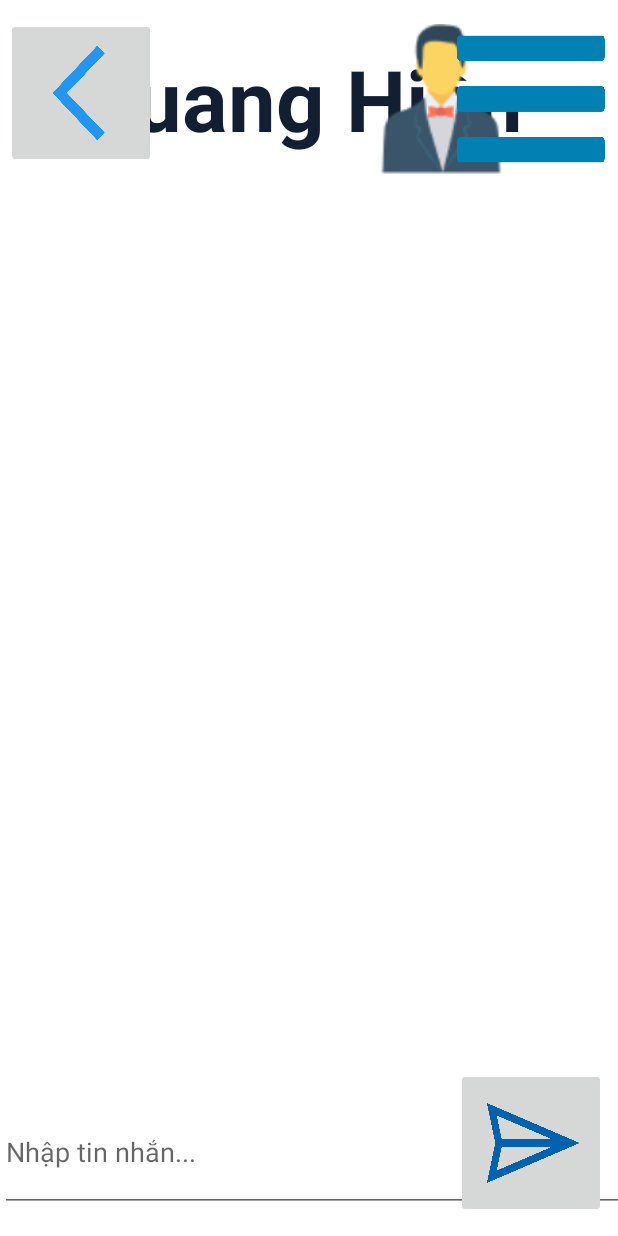
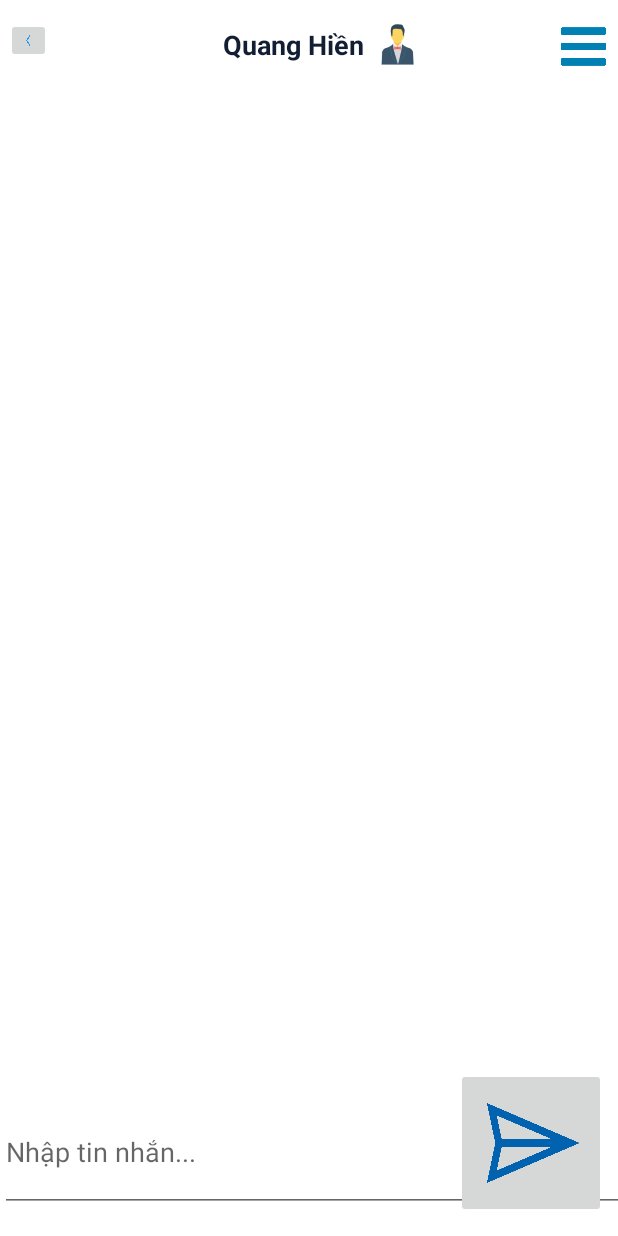
Before and after one commit to hientq17/AndroidGroupProject, an Android app: the layout chat_layout.xml on its own in the app's theme, with its tools: preview values and no code run, on a phone screen of 412 x 824 dp. Run offline under Robolectric (Android 15) with nearby library versions, the phone set to English and light mode, and no system bars.

Commit message:
fix laypout

```diff
--- a/GroupProject/app/src/main/res/layout/chat_layout.xml
+++ b/GroupProject/app/src/main/res/layout/chat_layout.xml
@@ -9,22 +9,22 @@
         android:layout_height="wrap_content"
         android:text="Quang Hiền"
         android:textColor="#121F33"
-        android:textSize="85px"
+        android:textSize="18dp"
         android:textStyle="bold"
         app:layout_constraintBottom_toBottomOf="parent"
         app:layout_constraintEnd_toEndOf="parent"
-        app:layout_constraintHorizontal_bias="0.441"
+        app:layout_constraintHorizontal_bias="0.468"
         app:layout_constraintStart_toStartOf="parent"
         app:layout_constraintTop_toTopOf="parent"
-        app:layout_constraintVertical_bias="0.037" />
+        app:layout_constraintVertical_bias="0.022" />
 
     <ImageButton
         android:id="@+id/btnBack2"
         android:layout_marginStart="4dp"
         android:layout_marginLeft="4dp"
         android:layout_marginTop="12dp"
-        android:layout_width="150px"
-        android:layout_height="150px"
+        android:layout_width="30dp"
+        android:layout_height="30dp"
         android:scaleType="fitXY"
         app:layout_constraintStart_toStartOf="parent"
         app:layout_constraintTop_toTopOf="parent"
@@ -32,19 +32,19 @@
 
     <ImageView
         android:id="@+id/imgAvtUserChatting"
-        android:layout_width="150px"
-        android:layout_height="150px"
+        android:layout_width="30dp"
+        android:layout_height="27dp"
         android:layout_marginTop="16dp"
-        android:layout_marginEnd="68dp"
-        android:layout_marginRight="68dp"
+        android:layout_marginEnd="132dp"
+        android:layout_marginRight="132dp"
         app:layout_constraintEnd_toEndOf="parent"
         app:layout_constraintTop_toTopOf="parent"
         app:srcCompat="@drawable/user_avatar" />
 
     <ImageView
         android:id="@+id/btnMenu"
-        android:layout_width="150px"
-        android:layout_height="150px"
+        android:layout_width="30dp"
+        android:layout_height="30dp"
         android:layout_marginTop="16dp"
         android:layout_marginEnd="8dp"
         android:layout_marginRight="8dp"
@@ -55,7 +55,7 @@
 
     <androidx.recyclerview.widget.RecyclerView
         android:layout_width="409dp"
-        android:layout_height="1500px"
+        android:layout_height="1550px"
         android:layout_marginBottom="80dp"
         app:layout_constraintBottom_toBottomOf="parent"
         app:layout_constraintEnd_toEndOf="parent"
```
Also changed, not shown: GroupProject/app/src/main/res/layout/filter_layout.xml (+87 -81 lines), GroupProject/app/src/main/res/layout/inbox_layout.xml (+7 -7 lines).
